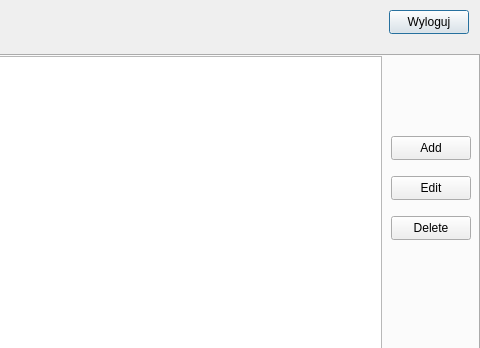
This is welcom.ui in RomanMusijowski/CinemaApp as Qt 5 draws it before an edit; both pictures show x 321 to 801 and y 0 to 348 of the 801 by 516 pixel window. The edited form follows.
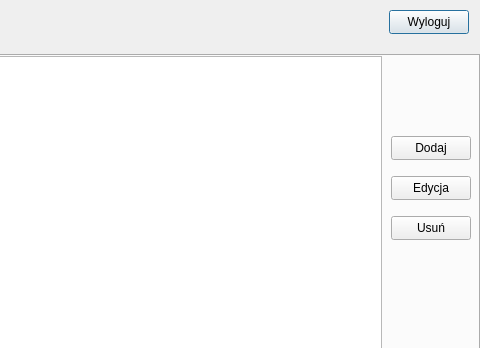
This is the edited form.

Commit message: polish text in cinema welcome ui

Patch:
```diff
--- a/welcom.ui
+++ b/welcom.ui
@@ -150,7 +150,7 @@
       </rect>
      </property>
      <property name="text">
-      <string>Add</string>
+      <string>Dodaj</string>
      </property>
     </widget>
     <widget class="QPushButton" name="editR">
@@ -163,7 +163,7 @@
       </rect>
      </property>
      <property name="text">
-      <string>Edit</string>
+      <string>Edycja</string>
      </property>
     </widget>
     <widget class="QPushButton" name="deleteR">
@@ -176,7 +176,7 @@
       </rect>
      </property>
      <property name="text">
-      <string>Delete</string>
+      <string>Usuń</string>
      </property>
     </widget>
    </widget>
```
